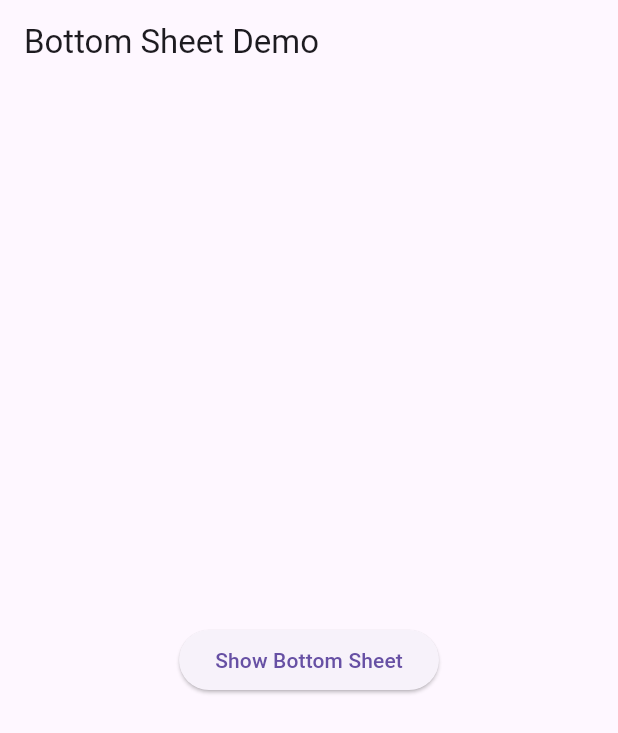
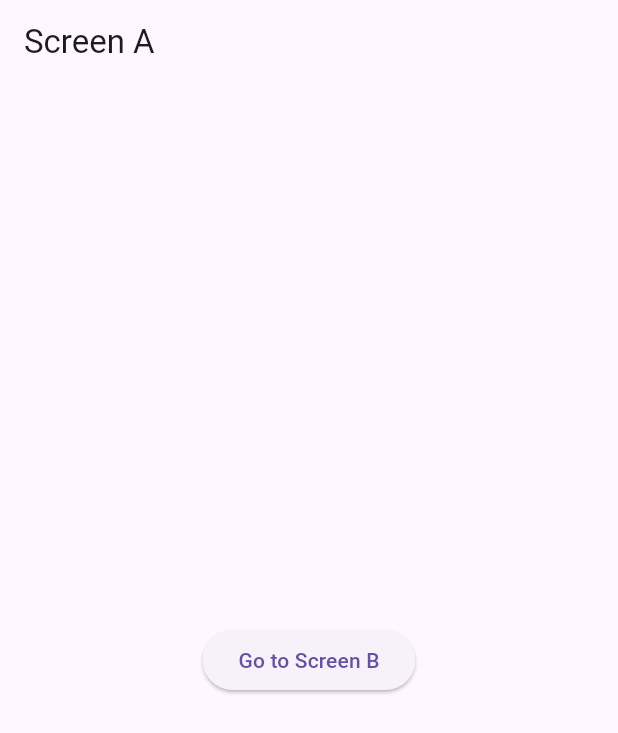
Before and after one commit to MuhammadAliKust/Flutter-B17, a Flutter app: the screen it shows after launch, on a phone screen of 412 x 824 dp. Shown: the top 733 px of the screen. Run offline on Flutter 3.47's test engine with Material 3 defaults, Android fonts, the light colour scheme and no system bars; our stand-ins replace smooth_page_indicator, string_validator.

Commit message:
Navigation Done

```diff
--- a/lib/main.dart
+++ b/lib/main.dart
@@ -5,6 +5,7 @@ import 'package:flutter_b17/dynamic_list_view.dart';
 import 'package:flutter_b17/grid_view.dart';
 import 'package:flutter_b17/multiple_selection.dart';
 import 'package:flutter_b17/page_view_demo.dart';
+import 'package:flutter_b17/screen_a.dart';
 import 'package:flutter_b17/single_selection.dart';
 import 'package:flutter_b17/tabbar_view.dart';
 
@@ -24,7 +25,7 @@ class MyApp extends StatelessWidget {
   @override
   Widget build(BuildContext context) {
     return MaterialApp(
-      home: BottomSheetDemo(),
+      home: ScreenAView(),
     );
   }
 }
--- /dev/null
+++ b/lib/screen_a.dart
@@ -0,0 +1,28 @@
+import 'package:flutter/material.dart';
+import 'package:flutter_b17/screen_b.dart';
+
+class ScreenAView extends StatelessWidget {
+  const ScreenAView({super.key});
+
+  @override
+  Widget build(BuildContext context) {
+    return Scaffold(
+      appBar: AppBar(
+        title: Text("Screen A"),
+      ),
+      body: Center(
+        child: ElevatedButton(
+            onPressed: () {
+              Navigator.push(
+                  context,
+                  MaterialPageRoute(
+                      builder: (context) => ScreenBView(
+                            name: 'Ali',
+                            email: 'test@gmail.com',
+                          )));
+            },
+            child: Text("Go to Screen B")),
+      ),
+    );
+  }
+}
```
Also changed, not shown: lib/screen_b.dart (added, +32 -0 lines), 2 other files.
